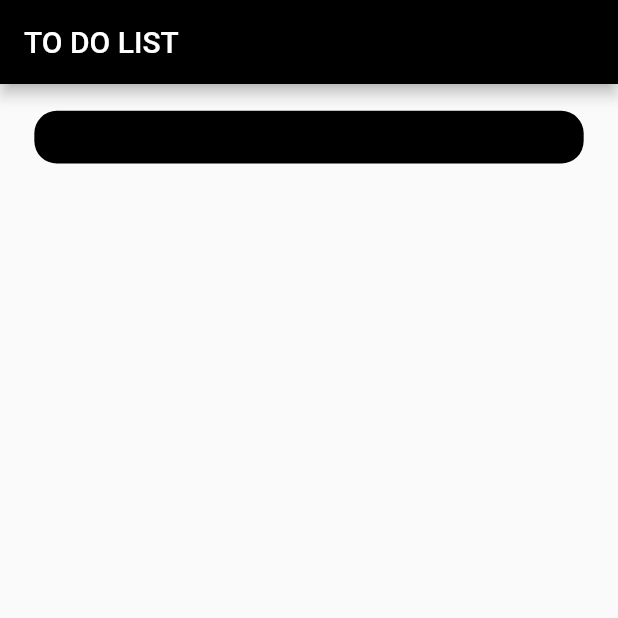
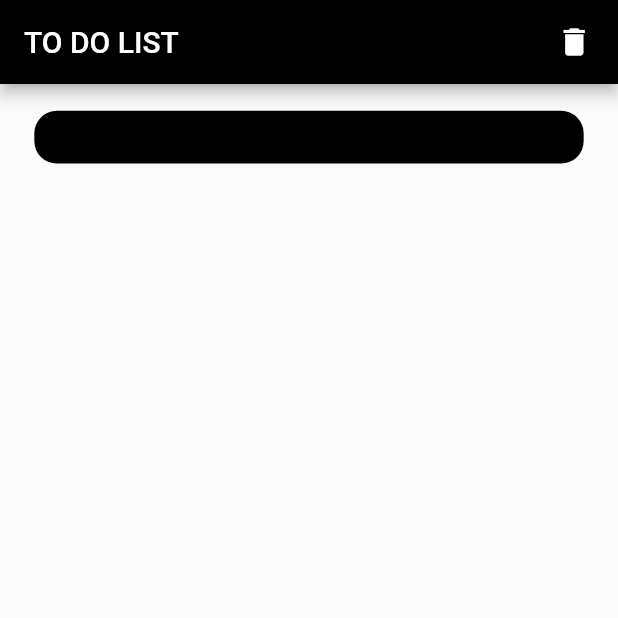
Before and after one commit to ljyo2o9/To_do_List, a Flutter app: the ListCreate screen opened directly, after a tap on "생성하기", on a phone screen of 412 x 824 dp, the top half of it. Run offline on Flutter 3.47's test engine with Material 2 defaults, Android fonts, the phone set to English and light mode, and no system bars; our stand-ins replace flutter_screenutil, hive, hive_flutter; accounts and stored records are empty.

Commit message:
삭제기능 완성

```diff
--- a/lib/dataSource/todo_data.dart
+++ b/lib/dataSource/todo_data.dart
@@ -27,4 +27,10 @@ class TodoDataSource {
 
     box!.add(TodoModel(title: value));
   }
+
+  Future delTodoList() async {
+    if (box == null) await init();
+
+    await box!.clear();
+  }
 }
--- a/lib/repository/todo_repository.dart
+++ b/lib/repository/todo_repository.dart
@@ -11,4 +11,8 @@ class TodoRepository {
   Future postTodoList(value) async {
     await _dataSource.postTodoList(value);
   }
+
+  Future delTodoList() async {
+    await _dataSource.delTodoList();
+  }
 }
--- a/lib/view/main_page.dart
+++ b/lib/view/main_page.dart
@@ -16,22 +16,34 @@ class MainPage extends StatefulWidget {
 class _MainPageState extends State<MainPage> {
   @override
   Widget build(BuildContext context) {
+    var viewModel = Provider.of<TodoViewModel>(context);
+    List<TodoModel> todoViewModel = viewModel.todoList;
+
     return Scaffold(
       appBar: AppBar(
         backgroundColor: Colors.black,
         title: const Text('TO DO LIST'),
+        actions: [
+          Padding(
+            padding: EdgeInsets.only(right: 15.w),
+            child: GestureDetector(
+              onTap: () async {
+                await viewModel.delTodoList();
+                await viewModel.getTodoList();
+              },
+              child: const Icon(
+                Icons.delete,
+                color: Colors.white,
+              ),
+            ),
+          ),
+        ],
       ),
       body: Padding(
         padding: EdgeInsets.only(top: 10.h),
-        child: Consumer<TodoViewModel>(
-          builder: (context, provider, child) {
-            List<TodoModel> todoViewModel = provider.todoList;
-
-            return ListView.builder(
+        child: ListView.builder(
           itemCount: todoViewModel.length,
           itemBuilder: (context, index) {
-                print(todoViewModel[index].title);
-
             return Padding(
               padding: EdgeInsets.fromLTRB(20.w, 5.h, 20.w, 5.h),
               child: Container(
@@ -52,8 +64,6 @@ class _MainPageState extends State<MainPage> {
                   ),
                 ),
               ),
-                );
-              },
             );
           },
         ),
--- a/lib/view_model/todo_view_model.dart
+++ b/lib/view_model/todo_view_model.dart
@@ -21,7 +21,13 @@ class TodoViewModel extends ChangeNotifier {
     notifyListeners();
   }
 
-  Future postTodoList(value) async {
-    _todoRepository.postTodoList(value);
+  Future<void> postTodoList(value) async {
+    await _todoRepository.postTodoList(value);
+    notifyListeners();
+  }
+
+  Future<void> delTodoList() async {
+    await _todoRepository.delTodoList();
+    notifyListeners();
   }
 }
```
Lines whose indentation alone changed are shown as unchanged.
